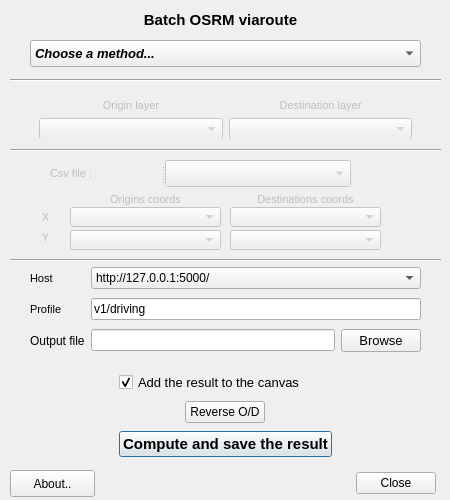
The window that osrm_batch_route_dialog.ui (mthh/QgisOSRMPlugin) describes before a commit, drawn with Qt 5.
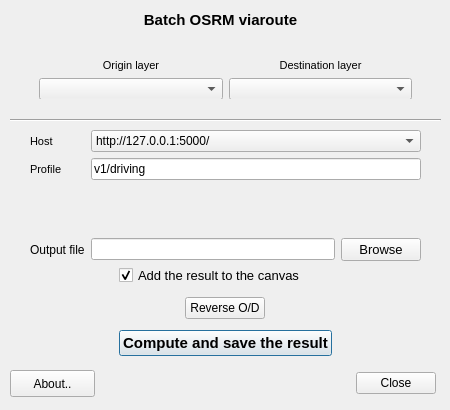
The same window after the commit. Custom widgets are drawn as their Qt base class.

```diff
--- a/osrm_batch_route_dialog.ui
+++ b/osrm_batch_route_dialog.ui
@@ -7,7 +7,7 @@
     <x>0</x>
     <y>0</y>
     <width>450</width>
-    <height>500</height>
+    <height>410</height>
    </rect>
   </property>
   <property name="windowTitle">
@@ -47,9 +47,9 @@
    <property name="geometry">
     <rect>
      <x>30</x>
-     <y>370</y>
+     <y>260</y>
      <width>391</width>
-     <height>91</height>
+     <height>101</height>
     </rect>
    </property>
    <layout class="QGridLayout" name="gridLayout">
@@ -122,7 +122,7 @@
    <property name="geometry">
     <rect>
      <x>10</x>
-     <y>470</y>
+     <y>370</y>
      <width>85</width>
      <height>27</height>
     </rect>
@@ -140,7 +140,7 @@
    <property name="geometry">
     <rect>
      <x>335</x>
-     <y>470</y>
+     <y>370</y>
      <width>101</width>
      <height>27</height>
     </rect>
@@ -157,158 +157,6 @@
     <set>QDialogButtonBox::Close</set>
    </property>
   </widget>
-  <widget class="QgsFieldComboBox" name="FieldOriginX">
-   <property name="enabled">
-    <bool>false</bool>
-   </property>
-   <property name="geometry">
-    <rect>
-     <x>70</x>
-     <y>207</y>
-     <width>151</width>
-     <height>20</height>
-    </rect>
-   </property>
-  </widget>
-  <widget class="QgsFieldComboBox" name="FieldOriginY">
-   <property name="enabled">
-    <bool>false</bool>
-   </property>
-   <property name="geometry">
-    <rect>
-     <x>70</x>
-     <y>230</y>
-     <width>151</width>
-     <height>20</height>
-    </rect>
-   </property>
-  </widget>
-  <widget class="QgsFieldComboBox" name="FieldDestinationX">
-   <property name="enabled">
-    <bool>false</bool>
-   </property>
-   <property name="geometry">
-    <rect>
-     <x>230</x>
-     <y>207</y>
-     <width>151</width>
-     <height>20</height>
-    </rect>
-   </property>
-  </widget>
-  <widget class="QgsFieldComboBox" name="FieldDestinationY">
-   <property name="enabled">
-    <bool>false</bool>
-   </property>
-   <property name="geometry">
-    <rect>
-     <x>230</x>
-     <y>230</y>
-     <width>151</width>
-     <height>20</height>
-    </rect>
-   </property>
-  </widget>
-  <widget class="QLabel" name="label_6">
-   <property name="enabled">
-    <bool>false</bool>
-   </property>
-   <property name="geometry">
-    <rect>
-     <x>80</x>
-     <y>190</y>
-     <width>131</width>
-     <height>20</height>
-    </rect>
-   </property>
-   <property name="font">
-    <font>
-     <family>MS Shell Dlg 2</family>
-     <pointsize>8</pointsize>
-    </font>
-   </property>
-   <property name="layoutDirection">
-    <enum>Qt::LeftToRight</enum>
-   </property>
-   <property name="text">
-    <string>&lt;html&gt;&lt;head/&gt;&lt;body&gt;&lt;p align=&quot;center&quot;&gt;Origins coords&lt;/p&gt;&lt;/body&gt;&lt;/html&gt;</string>
-   </property>
-  </widget>
-  <widget class="QLabel" name="label_7">
-   <property name="enabled">
-    <bool>false</bool>
-   </property>
-   <property name="geometry">
-    <rect>
-     <x>240</x>
-     <y>190</y>
-     <width>131</width>
-     <height>20</height>
-    </rect>
-   </property>
-   <property name="font">
-    <font>
-     <family>MS Shell Dlg 2</family>
-     <pointsize>8</pointsize>
-    </font>
-   </property>
-   <property name="layoutDirection">
-    <enum>Qt::LeftToRight</enum>
-   </property>
-   <property name="text">
-    <string>&lt;html&gt;&lt;head/&gt;&lt;body&gt;&lt;p align=&quot;center&quot;&gt;Destinations coords&lt;/p&gt;&lt;/body&gt;&lt;/html&gt;</string>
-   </property>
-  </widget>
-  <widget class="QLabel" name="label_8">
-   <property name="enabled">
-    <bool>false</bool>
-   </property>
-   <property name="geometry">
-    <rect>
-     <x>30</x>
-     <y>210</y>
-     <width>31</width>
-     <height>16</height>
-    </rect>
-   </property>
-   <property name="font">
-    <font>
-     <family>MS Shell Dlg 2</family>
-     <pointsize>8</pointsize>
-    </font>
-   </property>
-   <property name="layoutDirection">
-    <enum>Qt::LeftToRight</enum>
-   </property>
-   <property name="text">
-    <string>&lt;html&gt;&lt;head/&gt;&lt;body&gt;&lt;p align=&quot;center&quot;&gt;X&lt;/p&gt;&lt;/body&gt;&lt;/html&gt;</string>
-   </property>
-  </widget>
-  <widget class="QLabel" name="label_9">
-   <property name="enabled">
-    <bool>false</bool>
-   </property>
-   <property name="geometry">
-    <rect>
-     <x>30</x>
-     <y>230</y>
-     <width>31</width>
-     <height>16</height>
-    </rect>
-   </property>
-   <property name="font">
-    <font>
-     <family>MS Shell Dlg 2</family>
-     <pointsize>8</pointsize>
-    </font>
-   </property>
-   <property name="layoutDirection">
-    <enum>Qt::LeftToRight</enum>
-   </property>
-   <property name="text">
-    <string>&lt;html&gt;&lt;head/&gt;&lt;body&gt;&lt;p align=&quot;center&quot;&gt;Y&lt;/p&gt;&lt;/body&gt;&lt;/html&gt;</string>
-   </property>
-  </widget>
   <widget class="Line" name="line">
    <property name="enabled">
     <bool>true</bool>
@@ -316,7 +164,7 @@
    <property name="geometry">
     <rect>
      <x>10</x>
-     <y>250</y>
+     <y>110</y>
      <width>431</width>
      <height>20</height>
     </rect>
@@ -325,80 +173,17 @@
     <enum>Qt::Horizontal</enum>
    </property>
   </widget>
-  <widget class="Line" name="line_2">
-   <property name="geometry">
-    <rect>
-     <x>10</x>
-     <y>140</y>
-     <width>431</width>
-     <height>20</height>
-    </rect>
-   </property>
-   <property name="orientation">
-    <enum>Qt::Horizontal</enum>
-   </property>
-  </widget>
-  <widget class="QSplitter" name="splitter">
-   <property name="enabled">
-    <bool>true</bool>
-   </property>
-   <property name="geometry">
-    <rect>
-     <x>50</x>
-     <y>160</y>
-     <width>301</width>
-     <height>27</height>
-    </rect>
-   </property>
-   <property name="orientation">
-    <enum>Qt::Horizontal</enum>
-   </property>
-   <widget class="QLabel" name="label_5">
-    <property name="enabled">
-     <bool>false</bool>
-    </property>
-    <property name="font">
-     <font>
-      <family>MS Shell Dlg 2</family>
-      <pointsize>8</pointsize>
-     </font>
-    </property>
-    <property name="layoutDirection">
-     <enum>Qt::LeftToRight</enum>
-    </property>
-    <property name="text">
-     <string>&lt;html&gt;&lt;head/&gt;&lt;body&gt;&lt;p align=&quot;center&quot;&gt;Csv file :&lt;/p&gt;&lt;/body&gt;&lt;/html&gt;</string>
-    </property>
-   </widget>
-   <widget class="QgsMapLayerComboBox" name="ComboBoxCsv">
-    <property name="enabled">
-     <bool>false</bool>
-    </property>
-   </widget>
-  </widget>
   <widget class="QWidget" name="layoutWidget">
    <property name="geometry">
     <rect>
      <x>30</x>
-     <y>264</y>
+     <y>130</y>
      <width>391</width>
-     <height>93</height>
+     <height>131</height>
     </rect>
    </property>
    <layout class="QGridLayout" name="gridLayout_3">
-    <item row="2" column="2">
-     <widget class="QPushButton" name="pushButtonBrowse">
-      <property name="font">
-       <font>
-        <pointsize>10</pointsize>
-       </font>
-      </property>
-      <property name="text">
-       <string>Browse</string>
-      </property>
-     </widget>
-    </item>
-    <item row="2" column="0">
+    <item row="3" column="0">
      <widget class="QLabel" name="label_11">
       <property name="font">
        <font>
@@ -410,7 +195,19 @@
       </property>
      </widget>
     </item>
-    <item row="2" column="1">
+    <item row="3" column="2">
+     <widget class="QPushButton" name="pushButtonBrowse">
+      <property name="font">
+       <font>
+        <pointsize>10</pointsize>
+       </font>
+      </property>
+      <property name="text">
+       <string>Browse</string>
+      </property>
+     </widget>
+    </item>
+    <item row="3" column="1">
      <widget class="QLineEdit" name="lineEdit_output">
       <property name="text">
        <string/>
@@ -472,6 +269,19 @@
       </item>
      </widget>
     </item>
+    <item row="2" column="1">
+     <spacer name="verticalSpacer">
+      <property name="orientation">
+       <enum>Qt::Vertical</enum>
+      </property>
+      <property name="sizeHint" stdset="0">
+       <size>
+        <width>20</width>
+        <height>40</height>
+       </size>
+      </property>
+     </spacer>
+    </item>
    </layout>
   </widget>
   <widget class="QFrame" name="frame_pts_layer">
@@ -481,7 +291,7 @@
    <property name="geometry">
     <rect>
      <x>30</x>
-     <y>90</y>
+     <y>50</y>
      <width>391</width>
      <height>49</height>
     </rect>
@@ -490,7 +300,7 @@
     <item row="0" column="1">
      <widget class="QLabel" name="label_2">
       <property name="enabled">
-       <bool>false</bool>
+       <bool>true</bool>
       </property>
       <property name="font">
        <font>
@@ -506,7 +316,7 @@
     <item row="1" column="1">
      <widget class="QgsMapLayerComboBox" name="ComboBoxDestination">
       <property name="enabled">
-       <bool>false</bool>
+       <bool>true</bool>
       </property>
       <property name="minimumSize">
        <size>
@@ -524,7 +334,7 @@
     <item row="1" column="0">
      <widget class="QgsMapLayerComboBox" name="ComboBoxOrigin">
       <property name="enabled">
-       <bool>false</bool>
+       <bool>true</bool>
       </property>
       <property name="minimumSize">
        <size>
@@ -542,7 +352,7 @@
     <item row="0" column="0">
      <widget class="QLabel" name="label">
       <property name="enabled">
-       <bool>false</bool>
+       <bool>true</bool>
       </property>
       <property name="font">
        <font>
@@ -560,53 +370,6 @@
     </item>
    </layout>
   </widget>
-  <widget class="QComboBox" name="comboBox_method">
-   <property name="geometry">
-    <rect>
-     <x>30</x>
-     <y>40</y>
-     <width>391</width>
-     <height>27</height>
-    </rect>
-   </property>
-   <property name="font">
-    <font>
-     <pointsize>10</pointsize>
-     <weight>75</weight>
-     <italic>true</italic>
-     <bold>true</bold>
-    </font>
-   </property>
-   <item>
-    <property name="text">
-     <string>Choose a method...</string>
-    </property>
-   </item>
-   <item>
-    <property name="text">
-     <string>Routes between two layers of points</string>
-    </property>
-   </item>
-   <item>
-    <property name="text">
-     <string>Routes from a .csv file of paired origins-destinations</string>
-    </property>
-   </item>
-  </widget>
-  <widget class="Line" name="line_3">
-   <property name="geometry">
-    <rect>
-     <x>10</x>
-     <y>70</y>
-     <width>431</width>
-     <height>20</height>
-    </rect>
-   </property>
-   <property name="orientation">
-    <enum>Qt::Horizontal</enum>
-   </property>
-  </widget>
-  <zorder>splitter</zorder>
   <zorder>layoutWidget</zorder>
   <zorder>layoutWidget</zorder>
   <zorder>pushButton_about</zorder>
@@ -627,11 +390,6 @@
   <zorder>line_3</zorder>
  </widget>
  <customwidgets>
-  <customwidget>
-   <class>QgsFieldComboBox</class>
-   <extends>QComboBox</extends>
-   <header>qgsfieldcombobox.h</header>
-  </customwidget>
   <customwidget>
    <class>QgsMapLayerComboBox</class>
    <extends>QComboBox</extends>
```
Left out of the diff: 11 changed lines with no effect on the pictures.
